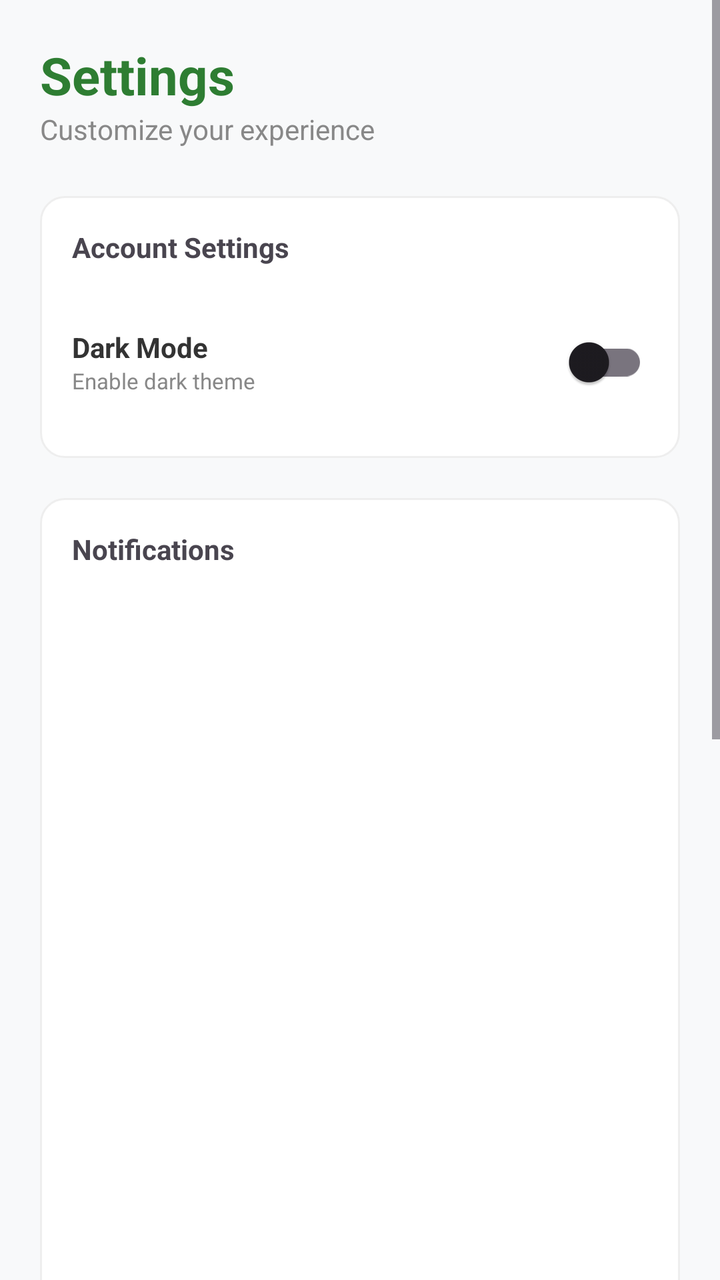
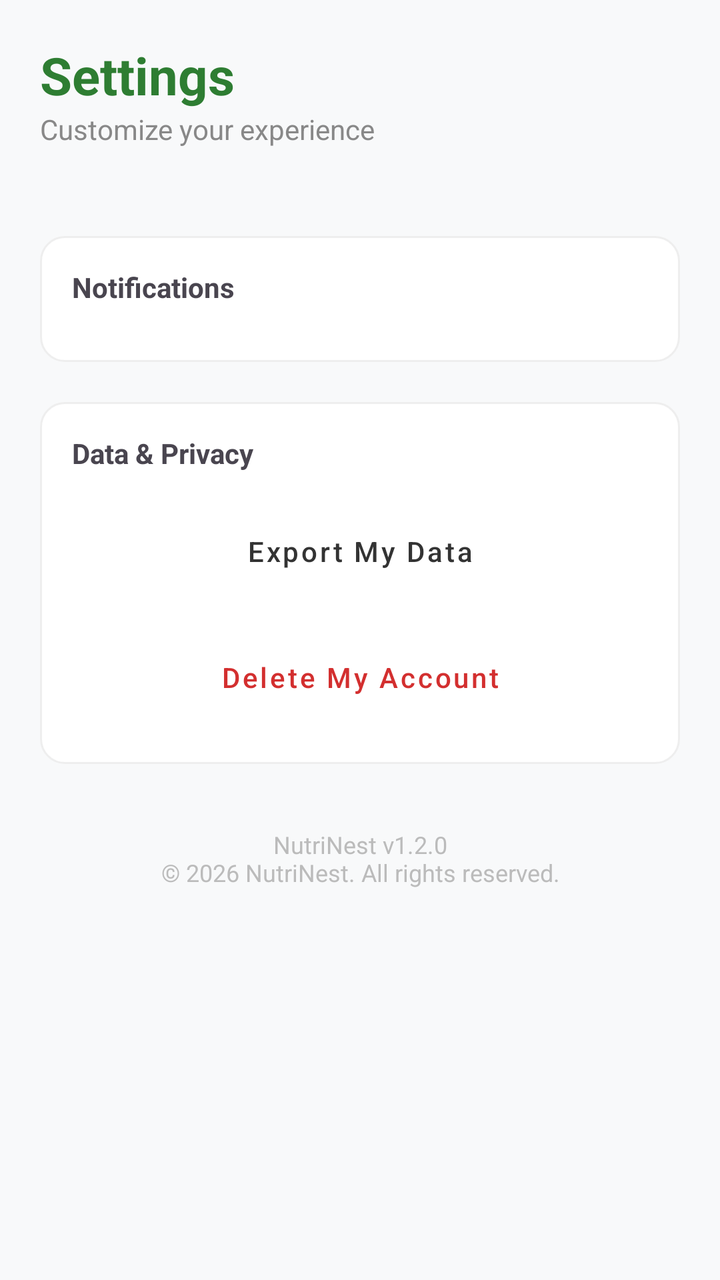

Screens rendered from an Android XML layout before and after an edit, with the pre-edit source and the edit as a unified diff.
<!-- AndroidManifest.xml: application theme Theme.NutriNest -->
<!-- res/layout/fragment_settings.xml -->
<?xml version="1.0" encoding="utf-8"?>
<ScrollView xmlns:android="http://schemas.android.com/apk/res/android"
    xmlns:app="http://schemas.android.com/apk/res-auto"
    android:layout_width="match_parent"
    android:layout_height="match_parent"
    android:background="#F8F9FA"
    android:fillViewport="true"
    android:clipToPadding="false"
    android:paddingBottom="80dp">

    <LinearLayout
        android:layout_width="match_parent"
        android:layout_height="wrap_content"
        android:orientation="vertical"
        android:padding="20dp">

        <TextView
            android:layout_width="wrap_content"
            android:layout_height="wrap_content"
            android:text="Settings"
            android:textColor="#2E7D32"
            android:textSize="26sp"
            android:textStyle="bold" />

        <TextView
            android:layout_width="wrap_content"
            android:layout_height="wrap_content"
            android:text="Customize your experience"
            android:textColor="#888888"
            android:layout_marginBottom="24dp"/>

        
        <LinearLayout
            android:layout_width="match_parent"
            android:layout_height="wrap_content"
            android:background="@drawable/bg_card"
            android:orientation="vertical"
            android:padding="16dp">

            <TextView android:text="Account Settings" android:textStyle="bold" android:layout_width="match_parent" android:layout_height="wrap_content" android:layout_marginBottom="16dp"/>

            <LinearLayout
                android:layout_width="match_parent"
                android:layout_height="wrap_content"
                android:gravity="center_vertical"
                android:orientation="horizontal"
                android:paddingVertical="8dp">

                <LinearLayout
                    android:layout_width="0dp"
                    android:layout_height="wrap_content"
                    android:layout_weight="1"
                    android:orientation="vertical">

                    <TextView
                        android:layout_width="wrap_content"
                        android:layout_height="wrap_content"
                        android:text="Dark Mode"
                        android:textColor="#333333"
                        android:textStyle="bold"
                        android:textSize="14sp" />

                    <TextView
                        android:layout_width="wrap_content"
                        android:layout_height="wrap_content"
                        android:text="Enable dark theme"
                        android:textColor="#888888"
                        android:textSize="11sp" />
                </LinearLayout>

                <androidx.appcompat.widget.SwitchCompat
                    android:layout_width="wrap_content"
                    android:layout_height="wrap_content"
                    android:thumbTint="#2E7D32"
                    android:trackTint="#C8E6C9" />

            </LinearLayout>
        </LinearLayout>



        
        <LinearLayout
            android:layout_width="match_parent"
            android:layout_height="wrap_content"
            android:layout_marginTop="20dp"
            android:background="@drawable/bg_card"
            android:orientation="vertical"
            android:padding="16dp">

            <TextView android:text="Notifications" android:textStyle="bold" android:layout_width="match_parent" android:layout_height="wrap_content"/>

            <ListView
                android:id="@+id/lvNotifications"
                android:layout_width="match_parent"
                android:layout_height="350dp"
                android:layout_marginTop="12dp"
                android:divider="@android:color/transparent"
                android:dividerHeight="8dp" />
        </LinearLayout>

        
        <LinearLayout
            android:layout_width="match_parent"
            android:layout_height="wrap_content"
            android:layout_marginTop="20dp"
            android:background="@drawable/bg_card"
            android:orientation="vertical"
            android:padding="16dp">

            <TextView android:text="Data &amp; Privacy" android:textStyle="bold" android:layout_width="match_parent" android:layout_height="wrap_content"/>

            <Button
                android:id="@+id/btnExport"
                style="@style/Widget.MaterialComponents.Button.TextButton"
                android:layout_width="match_parent"
                android:layout_height="55dp"
                android:layout_marginTop="12dp"
                android:backgroundTint="#F5F5F5"
                android:text="Export My Data"
                android:textColor="#333333"
                android:textAllCaps="false"
                app:icon="@drawable/ic_download"
                app:iconTint="#2E7D32" />

            <Button
                android:id="@+id/btnDelete"
                style="@style/Widget.MaterialComponents.Button.TextButton"
                android:layout_width="match_parent"
                android:layout_height="55dp"
                android:layout_marginTop="8dp"
                android:backgroundTint="#FFF0F0"
                android:text="Delete My Account"
                android:textColor="#D32F2F"
                android:textAllCaps="false"
                app:icon="@drawable/ic_delete"
                app:iconTint="#D32F2F" />
        </LinearLayout>

        
        <TextView
            android:layout_width="match_parent"
            android:layout_height="wrap_content"
            android:layout_marginTop="32dp"
            android:layout_marginBottom="24dp"
            android:gravity="center"
            android:text="NutriNest v1.2.0\n© 2026 NutriNest. All rights reserved."
            android:textColor="#BBBBBB"
            android:textSize="12sp" />

    </LinearLayout>
</ScrollView>
<!-- resources referenced by this layout -->
<resources>
  <!-- drawable bg_card (drawable) -->
  <shape xmlns:android="http://schemas.android.com/apk/res/android">
      <solid android:color="#FFFFFF" />
      <corners android:radius="12dp" />
      <stroke android:width="1dp" android:color="#EEEEEE" />
  </shape>
  <!-- drawable ic_delete (drawable) -->
  <vector xmlns:android="http://schemas.android.com/apk/res/android" android:height="24dp" android:tint="#000000" android:viewportHeight="24" android:viewportWidth="24" android:width="24dp">
        
      <path android:fillColor="@android:color/white" android:pathData="M6,19c0,1.1 0.9,2 2,2h8c1.1,0 2,-0.9 2,-2V7H6v12zM19,4h-3.5l-1,-1h-5l-1,1H5v2h14V4z"/>
      
  </vector>
  <!-- drawable ic_download (drawable) -->
  <vector xmlns:android="http://schemas.android.com/apk/res/android" android:height="24dp" android:tint="#000000" android:viewportHeight="24" android:viewportWidth="24" android:width="24dp">
        
      <path android:fillColor="@android:color/white" android:pathData="M5,20h14v-2H5V20zM19,9h-4V3H9v6H5l7,7L19,9z"/>
      
  </vector>
  <style name="Theme.NutriNest" parent="Base.Theme.NutriNest" />
  <style name="Base.Theme.NutriNest" parent="Theme.Material3.DayNight.NoActionBar">
          
          
      </style>
</resources>

<!-- the commit's change to res/layout/fragment_settings.xml (unified diff, before → after) -->
@@ -29,54 +29,6 @@
             android:textColor="#888888"
             android:layout_marginBottom="24dp"/>
 
-        
-        <LinearLayout
-            android:layout_width="match_parent"
-            android:layout_height="wrap_content"
-            android:background="@drawable/bg_card"
-            android:orientation="vertical"
-            android:padding="16dp">
-
-            <TextView android:text="Account Settings" android:textStyle="bold" android:layout_width="match_parent" android:layout_height="wrap_content" android:layout_marginBottom="16dp"/>
-
-            <LinearLayout
-                android:layout_width="match_parent"
-                android:layout_height="wrap_content"
-                android:gravity="center_vertical"
-                android:orientation="horizontal"
-                android:paddingVertical="8dp">
-
-                <LinearLayout
-                    android:layout_width="0dp"
-                    android:layout_height="wrap_content"
-                    android:layout_weight="1"
-                    android:orientation="vertical">
-
-                    <TextView
-                        android:layout_width="wrap_content"
-                        android:layout_height="wrap_content"
-                        android:text="Dark Mode"
-                        android:textColor="#333333"
-                        android:textStyle="bold"
-                        android:textSize="14sp" />
-
-                    <TextView
-                        android:layout_width="wrap_content"
-                        android:layout_height="wrap_content"
-                        android:text="Enable dark theme"
-                        android:textColor="#888888"
-                        android:textSize="11sp" />
-                </LinearLayout>
-
-                <androidx.appcompat.widget.SwitchCompat
-                    android:layout_width="wrap_content"
-                    android:layout_height="wrap_content"
-                    android:thumbTint="#2E7D32"
-                    android:trackTint="#C8E6C9" />
-
-            </LinearLayout>
-        </LinearLayout>
-
 
 
         
@@ -93,7 +45,7 @@
             <ListView
                 android:id="@+id/lvNotifications"
                 android:layout_width="match_parent"
-                android:layout_height="350dp"
+                android:layout_height="wrap_content"
                 android:layout_marginTop="12dp"
                 android:divider="@android:color/transparent"
                 android:dividerHeight="8dp" />
